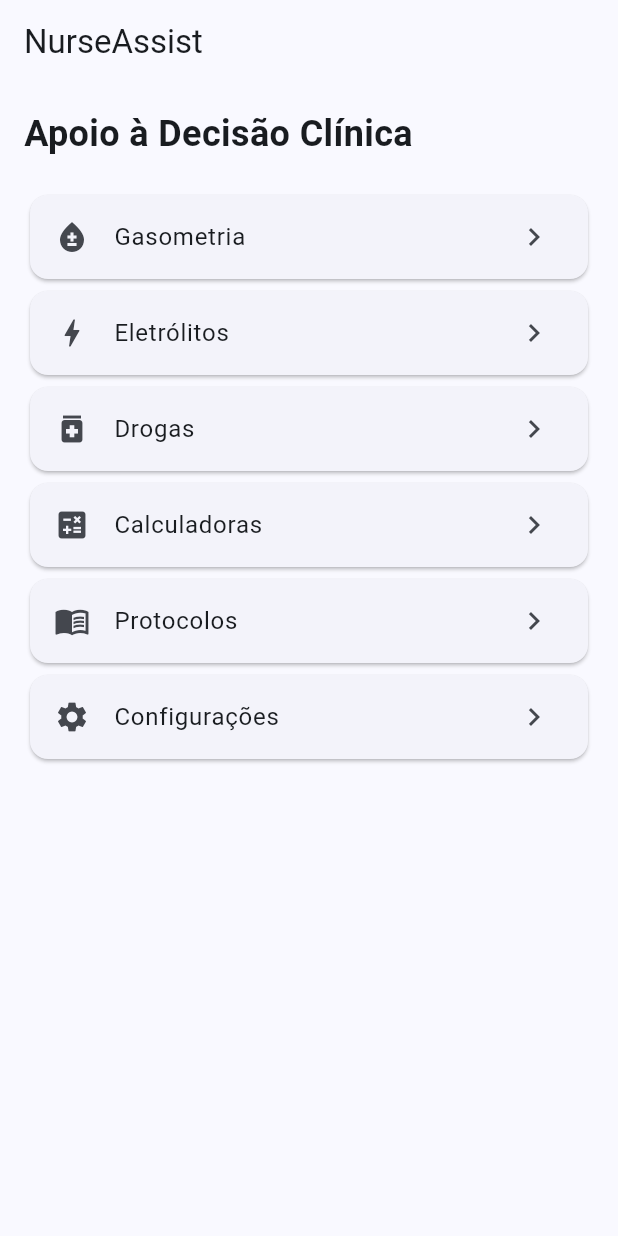
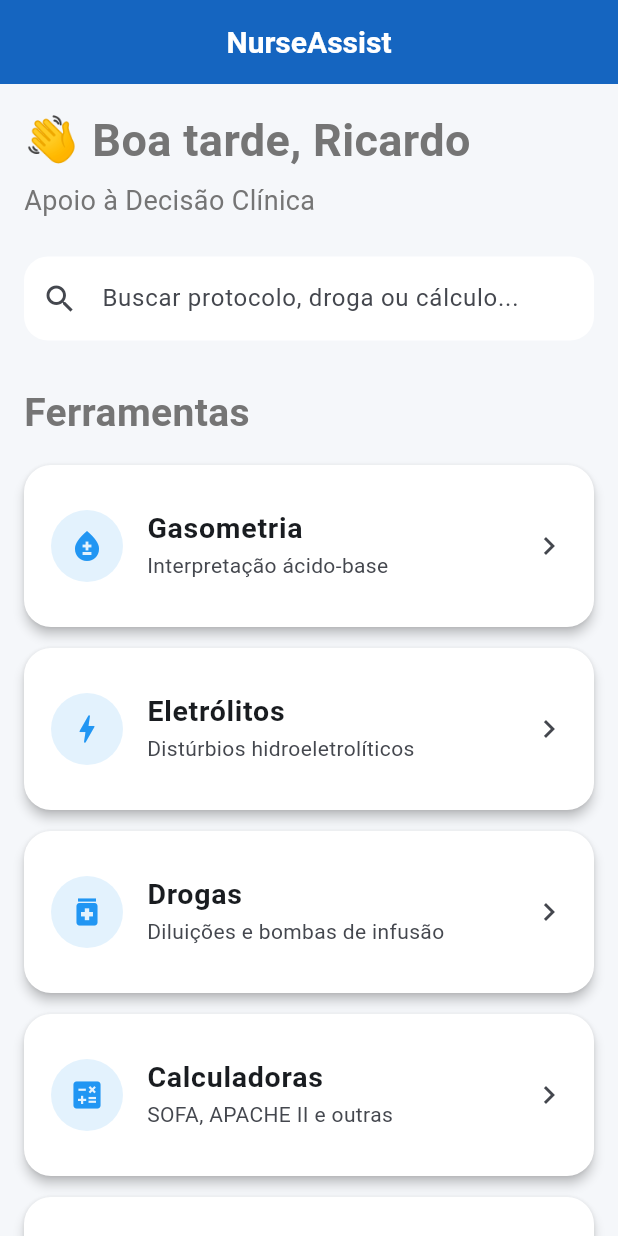
Before and after one commit to Ricabdalla/nurse-assist, a Flutter app: the screen it shows after launch, on a phone screen of 412 x 824 dp. Run offline on Flutter 3.47's test engine with Material 3 defaults, Android fonts, the light colour scheme and no system bars.

Commit message:
Sprint 2 - Design System e Home profissional

```diff
--- a/lib/app/app.dart
+++ b/lib/app/app.dart
@@ -1,3 +1,4 @@
+import '../design_system/theme.dart';
 import 'package:flutter/material.dart';
 import '../features/home/home_page.dart';
 
@@ -9,10 +10,7 @@ class NurseAssistApp extends StatelessWidget {
     return MaterialApp(
       debugShowCheckedModeBanner: false,
       title: 'NurseAssist',
-      theme: ThemeData(
-        useMaterial3: true,
-        colorSchemeSeed: const Color(0xFF1565C0),
-      ),
+      theme: AppTheme.lightTheme,
       home: const HomePage(),
     );
   }
--- /dev/null
+++ b/lib/design_system/colors.dart
@@ -0,0 +1,32 @@
+import 'package:flutter/material.dart';
+
+class AppColors {
+  AppColors._();
+
+  // Cor principal
+  static const Color primary = Color(0xFF1565C0);
+
+  // Cor secundária
+  static const Color secondary = Color(0xFF42A5F5);
+
+  // Fundo do aplicativo
+  static const Color background = Color(0xFFF5F7FA);
+
+  // Cards
+  static const Color surface = Colors.white;
+
+  // Texto principal
+  static const Color textPrimary = Color(0xFF212121);
+
+  // Texto secundário
+  static const Color textSecondary = Color(0xFF757575);
+
+  // Sucesso
+  static const Color success = Color(0xFF2E7D32);
+
+  // Alerta
+  static const Color warning = Color(0xFFF9A825);
+
+  // Erro
+  static const Color error = Color(0xFFC62828);
+}
--- /dev/null
+++ b/lib/design_system/theme.dart
@@ -0,0 +1,70 @@
+import 'package:flutter/material.dart';
+import 'colors.dart';
+
+class AppTheme {
+  AppTheme._();
+
+  static ThemeData get lightTheme {
+    return ThemeData(
+      useMaterial3: true,
+
+      colorScheme: ColorScheme.fromSeed(
+        seedColor: AppColors.primary,
+        brightness: Brightness.light,
+      ),
+
+      scaffoldBackgroundColor: AppColors.background,
+
+      appBarTheme: const AppBarTheme(
+        backgroundColor: AppColors.primary,
+        foregroundColor: Colors.white,
+        centerTitle: true,
+        elevation: 0,
+      ),
+
+      cardTheme: CardThemeData(
+        color: AppColors.surface,
+        elevation: 2,
+        margin: const EdgeInsets.symmetric(vertical: 8),
+        shape: RoundedRectangleBorder(
+          borderRadius: BorderRadius.circular(16),
+        ),
+      ),
+
+      elevatedButtonTheme: ElevatedButtonThemeData(
+        style: ElevatedButton.styleFrom(
+          backgroundColor: AppColors.primary,
+          foregroundColor: Colors.white,
+          shape: RoundedRectangleBorder(
+            borderRadius: BorderRadius.circular(12),
+          ),
+          padding: const EdgeInsets.symmetric(
+            horizontal: 20,
+            vertical: 16,
+          ),
+        ),
+      ),
+
+      textTheme: const TextTheme(
+        headlineMedium: TextStyle(
+          fontSize: 28,
+          fontWeight: FontWeight.bold,
+          color: AppColors.textPrimary,
+        ),
+        titleLarge: TextStyle(
+          fontSize: 20,
+          fontWeight: FontWeight.w600,
+          color: AppColors.textPrimary,
+        ),
+        bodyLarge: TextStyle(
+          fontSize: 16,
+          color: AppColors.textPrimary,
+        ),
+        bodyMedium: TextStyle(
+          fontSize: 14,
+          color: AppColors.textSecondary,
+        ),
+      ),
+    );
+  }
+}
--- /dev/null
+++ b/lib/design_system/widgets/app_card.dart
@@ -0,0 +1,48 @@
+import 'package:flutter/material.dart';
+
+class AppCard extends StatelessWidget {
+  final IconData icon;
+  final String title;
+  final String subtitle;
+  final VoidCallback onTap;
+
+  const AppCard({
+    super.key,
+    required this.icon,
+    required this.title,
+    required this.subtitle,
+    required this.onTap,
+  });
+
+  @override
+  Widget build(BuildContext context) {
+    return Card(
+      elevation: 3,
+      margin: const EdgeInsets.only(bottom: 14),
+      shape: RoundedRectangleBorder(
+        borderRadius: BorderRadius.circular(18),
+      ),
+      child: ListTile(
+        contentPadding: const EdgeInsets.all(18),
+        leading: CircleAvatar(
+          radius: 24,
+          backgroundColor: Colors.blue.shade50,
+          child: Icon(
+            icon,
+            color: Colors.blue,
+          ),
+        ),
+        title: Text(
+          title,
+          style: const TextStyle(
+            fontSize: 19,
+            fontWeight: FontWeight.bold,
+          ),
+        ),
+        subtitle: Text(subtitle),
+        trailing: const Icon(Icons.chevron_right),
+        onTap: onTap,
+      ),
+    );
+  }
+}
--- /dev/null
+++ b/lib/design_system/widgets/app_header.dart
@@ -0,0 +1,36 @@
+import 'package:flutter/material.dart';
+
+class AppHeader extends StatelessWidget {
+  final String title;
+  final String subtitle;
+
+  const AppHeader({
+    super.key,
+    required this.title,
+    required this.subtitle,
+  });
+
+  @override
+  Widget build(BuildContext context) {
+    return Column(
+      crossAxisAlignment: CrossAxisAlignment.start,
+      children: [
+        Text(
+          title,
+          style: const TextStyle(
+            fontSize: 30,
+            fontWeight: FontWeight.bold,
+          ),
+        ),
+        const SizedBox(height: 6),
+        Text(
+          subtitle,
+          style: TextStyle(
+            fontSize: 18,
+            color: Colors.grey.shade600,
+          ),
+        ),
+      ],
+    );
+  }
+}
--- /dev/null
+++ b/lib/design_system/widgets/app_search_bar.dart
@@ -0,0 +1,26 @@
+import 'package:flutter/material.dart';
+
+class AppSearchBar extends StatelessWidget {
+  final String hint;
+
+  const AppSearchBar({
+    super.key,
+    this.hint = 'Buscar...',
+  });
+
+  @override
+  Widget build(BuildContext context) {
+    return TextField(
+      decoration: InputDecoration(
+        hintText: hint,
+        prefixIcon: const Icon(Icons.search),
+        filled: true,
+        fillColor: Colors.white,
+        border: OutlineInputBorder(
+          borderRadius: BorderRadius.circular(16),
+          borderSide: BorderSide.none,
+        ),
+      ),
+    );
+  }
+}
--- /dev/null
+++ b/lib/design_system/widgets/section_title.dart
@@ -0,0 +1,24 @@
+import 'package:flutter/material.dart';
+
+class SectionTitle extends StatelessWidget {
+  final String title;
+
+  const SectionTitle({
+    super.key,
+    required this.title,
+  });
+
+  @override
+  Widget build(BuildContext context) {
+    return Padding(
+      padding: const EdgeInsets.only(bottom: 16),
+      child: Text(
+        title,
+        style: const TextStyle(
+          fontSize: 26,
+          fontWeight: FontWeight.bold,
+        ),
+      ),
+    );
+  }
+}
--- a/lib/features/home/home_page.dart
+++ b/lib/features/home/home_page.dart
@@ -1,22 +1,12 @@
 import 'package:flutter/material.dart';
+
+import '../../design_system/widgets/app_card.dart';
+import '../../design_system/widgets/app_header.dart';
+import '../../design_system/widgets/app_search_bar.dart';
+import '../../design_system/widgets/section_title.dart';
 
 class HomePage extends StatelessWidget {
   const HomePage({super.key});
-
-  Widget buildCard(
-    BuildContext context,
-    IconData icon,
-    String title,
-  ) {
-    return Card(
-      child: ListTile(
-        leading: Icon(icon),
-        title: Text(title),
-        trailing: const Icon(Icons.chevron_right),
-        onTap: () {},
-      ),
-    );
-  }
 
   @override
   Widget build(BuildContext context) {
@@ -24,26 +14,82 @@ class HomePage extends StatelessWidget {
       appBar: AppBar(
         title: const Text('NurseAssist'),
       ),
-      body: Padding(
+      body: ListView(
         padding: const EdgeInsets.all(16),
-        child: ListView(
-          children: [
-            const Text(
-              'Apoio à Decisão Clínica',
-              style: TextStyle(
-                fontSize: 24,
-                fontWeight: FontWeight.bold,
-              ),
-            ),
-            const SizedBox(height: 20),
-            buildCard(context, Icons.bloodtype, 'Gasometria'),
-            buildCard(context, Icons.bolt, 'Eletrólitos'),
-            buildCard(context, Icons.medication, 'Drogas'),
-            buildCard(context, Icons.calculate, 'Calculadoras'),
-            buildCard(context, Icons.menu_book, 'Protocolos'),
-            buildCard(context, Icons.settings, 'Configurações'),
-          ],
-        ),
+        children: [
+          const AppHeader(
+            title: '👋 Boa tarde, Ricardo',
+            subtitle: 'Apoio à Decisão Clínica',
+          ),
+
+          const SizedBox(height: 24),
+
+          const AppSearchBar(
+            hint: 'Buscar protocolo, droga ou cálculo...',
+          ),
+
+          const SizedBox(height: 30),
+
+          const SectionTitle(
+            title: 'Ferramentas',
+          ),
+
+          AppCard(
+            icon: Icons.bloodtype,
+            title: 'Gasometria',
+            subtitle: 'Interpretação ácido-base',
+            onTap: () {},
+          ),
+
+          AppCard(
+            icon: Icons.bolt,
+            title: 'Eletrólitos',
+            subtitle: 'Distúrbios hidroeletrolíticos',
+            onTap: () {},
+          ),
+
+          AppCard(
+            icon: Icons.medication,
+            title: 'Drogas',
+            subtitle: 'Diluições e bombas de infusão',
+            onTap: () {},
+          ),
+
+          AppCard(
+            icon: Icons.calculate,
+            title: 'Calculadoras',
+            subtitle: 'SOFA, APACHE II e outras',
+            onTap: () {},
+          ),
+
+          AppCard(
+            icon: Icons.menu_book,
+            title: 'Protocolos',
+            subtitle: 'Guias rápidos',
+            onTap: () {},
+          ),
+
+          AppCard(
+            icon: Icons.star,
+            title: 'Favoritos',
+            subtitle: 'Acesso rápido',
+            onTap: () {},
+          ),
+
+          AppCard(
+            icon: Icons.history,
+            title: 'Últimos cálculos',
+            subtitle: 'Histórico recente',
+            onTap: () {},
+          ),
+
+          AppCard(
+            icon: Icons.settings,
+            title: 'Configurações',
+            subtitle: 'Preferências do aplicativo',
+            onTap: () {},
+          ),
+        ],
       ),
     );
   }
```
